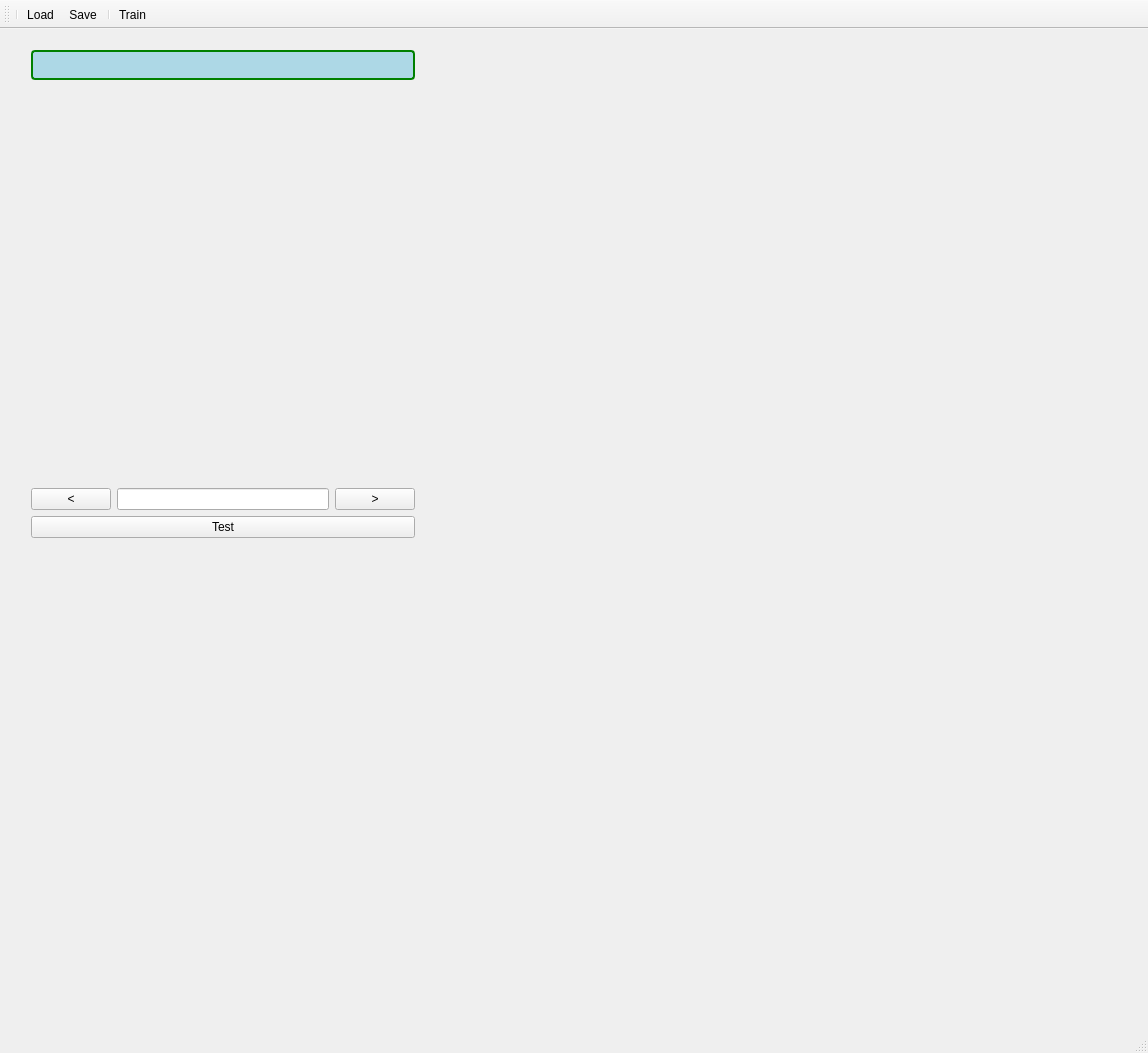
The window that rgNN/rgNN/mainwindow.ui (arielbernal/research) describes before a commit, drawn with Qt 5.
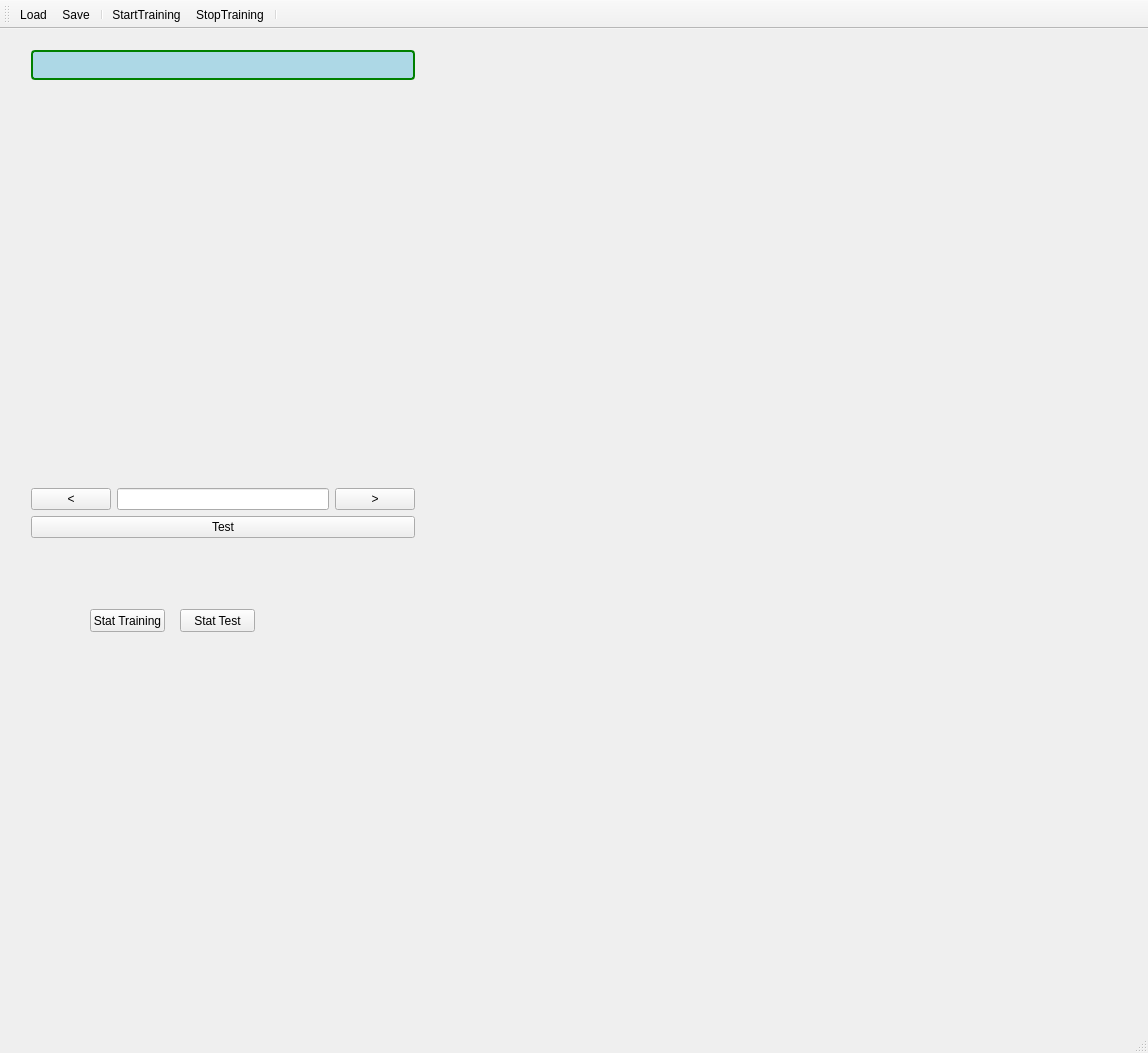
The same window after the commit. Icons and pictures are not drawn. Custom widgets are drawn as their Qt base class.

What changed in the file:
```diff
--- a/rgNN/rgNN/mainwindow.ui
+++ b/rgNN/rgNN/mainwindow.ui
@@ -14,7 +14,7 @@
    <string>MainWindow</string>
   </property>
   <widget class="QWidget" name="centralWidget">
-   <widget class="QWidget" name="">
+   <widget class="QWidget" name="layoutWidget">
     <property name="geometry">
      <rect>
       <x>20</x>
@@ -65,7 +65,6 @@
              <height>400</height>
             </size>
            </property>
-           <zorder></zorder>
           </widget>
          </item>
         </layout>
@@ -106,7 +105,7 @@
      </item>
     </layout>
    </widget>
-   <widget class="QWidget" name="">
+   <widget class="QWidget" name="layoutWidget">
     <property name="geometry">
      <rect>
       <x>440</x>
@@ -150,12 +149,32 @@
      </item>
     </layout>
    </widget>
-   <zorder>layoutWidget</zorder>
-   <zorder>btnTest</zorder>
-   <zorder>chartErrors</zorder>
-   <zorder>chartMSE</zorder>
-   <zorder>glDigit</zorder>
-   <zorder></zorder>
+   <widget class="QPushButton" name="btnStatTraining">
+    <property name="geometry">
+     <rect>
+      <x>90</x>
+      <y>580</y>
+      <width>75</width>
+      <height>23</height>
+     </rect>
+    </property>
+    <property name="text">
+     <string>Stat Training</string>
+    </property>
+   </widget>
+   <widget class="QPushButton" name="btnStatTest">
+    <property name="geometry">
+     <rect>
+      <x>180</x>
+      <y>580</y>
+      <width>75</width>
+      <height>23</height>
+     </rect>
+    </property>
+    <property name="text">
+     <string>Stat Test</string>
+    </property>
+   </widget>
   </widget>
   <widget class="QMenuBar" name="menuBar">
    <property name="geometry">
@@ -163,7 +182,7 @@
      <x>0</x>
      <y>0</y>
      <width>1148</width>
-     <height>25</height>
+     <height>21</height>
     </rect>
    </property>
   </widget>
@@ -178,11 +197,12 @@
    <attribute name="toolBarBreak">
     <bool>false</bool>
    </attribute>
-   <addaction name="separator"/>
    <addaction name="actionLoad"/>
    <addaction name="actionSave"/>
    <addaction name="separator"/>
-   <addaction name="actionTrain"/>
+   <addaction name="actionStartTraining"/>
+   <addaction name="actionStopTraining"/>
+   <addaction name="separator"/>
   </widget>
   <action name="actionLoad">
    <property name="icon">
@@ -208,16 +228,22 @@
     <string>Save Weights</string>
    </property>
   </action>
-  <action name="actionTrain">
+  <action name="actionStartTraining">
    <property name="icon">
     <iconset resource="icons.qrc">
-     <normaloff>:/icons/Reboot.png</normaloff>:/icons/Reboot.png</iconset>
+     <normaloff>:/icons/play.png</normaloff>:/icons/play.png</iconset>
    </property>
    <property name="text">
-    <string>Train</string>
+    <string>StartTraining</string>
    </property>
-   <property name="toolTip">
-    <string>Train NN</string>
+  </action>
+  <action name="actionStopTraining">
+   <property name="icon">
+    <iconset resource="icons.qrc">
+     <normaloff>:/icons/Stop.png</normaloff>:/icons/Stop.png</iconset>
+   </property>
+   <property name="text">
+    <string>StopTraining</string>
    </property>
   </action>
  </widget>
```
